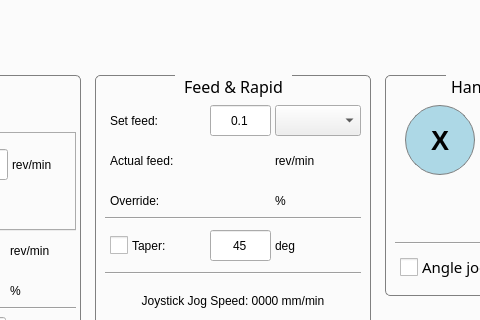
Old version of the form src/teachinlathe/ui/mainwindow.ui in the repository 85vmh/teachinlathe; both pictures show x 192 to 672 and y 160 to 480 of the 1024 by 768 pixel window.
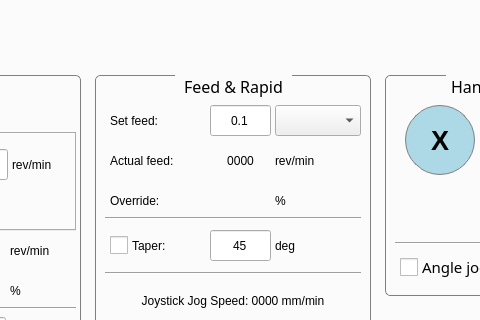
New version of the form. Custom widgets are drawn as their Qt base class.

```diff
--- a/src/teachinlathe/ui/mainwindow.ui
+++ b/src/teachinlathe/ui/mainwindow.ui
@@ -1169,18 +1169,21 @@
                <string>[{&quot;name&quot;: &quot;feed_override&quot;, &quot;property&quot;: &quot;Text&quot;, &quot;expression&quot;: &quot;str(ch[0]*100)&quot;, &quot;channels&quot;: [{&quot;url&quot;: &quot;status:feedrate&quot;, &quot;trigger&quot;: true}]}]</string>
               </property>
              </widget>
-             <widget class="StatusLabel" name="statuslabel_8">
+             <widget class="QLabel" name="actualFeed">
               <property name="geometry">
                <rect>
-                <x>120</x>
+                <x>115</x>
                 <y>75</y>
-                <width>51</width>
+                <width>61</width>
                 <height>21</height>
                </rect>
               </property>
               <property name="styleSheet">
                <string notr="true">font: 11pt &quot;Noto Sans&quot;;</string>
               </property>
+              <property name="text">
+               <string>0000</string>
+              </property>
               <property name="alignment">
                <set>Qt::AlignCenter</set>
               </property>
```
Left out of the diff: 11 changed lines with no effect on the pictures.
